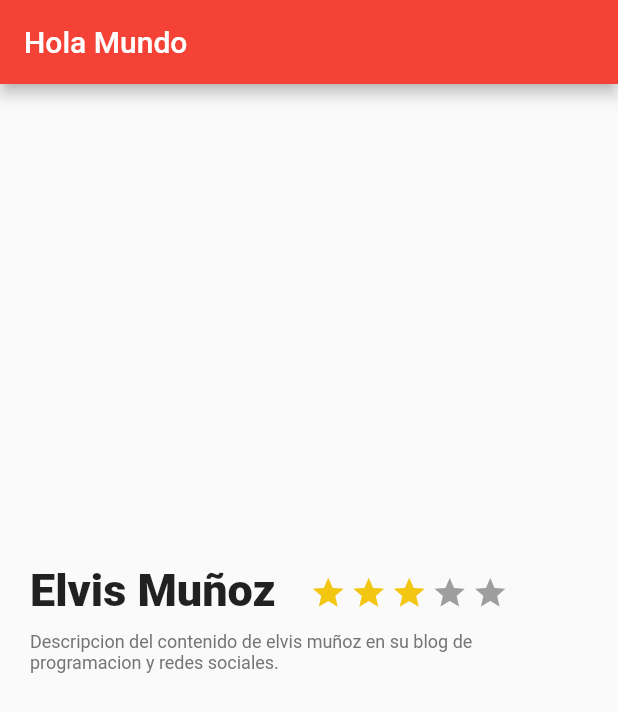
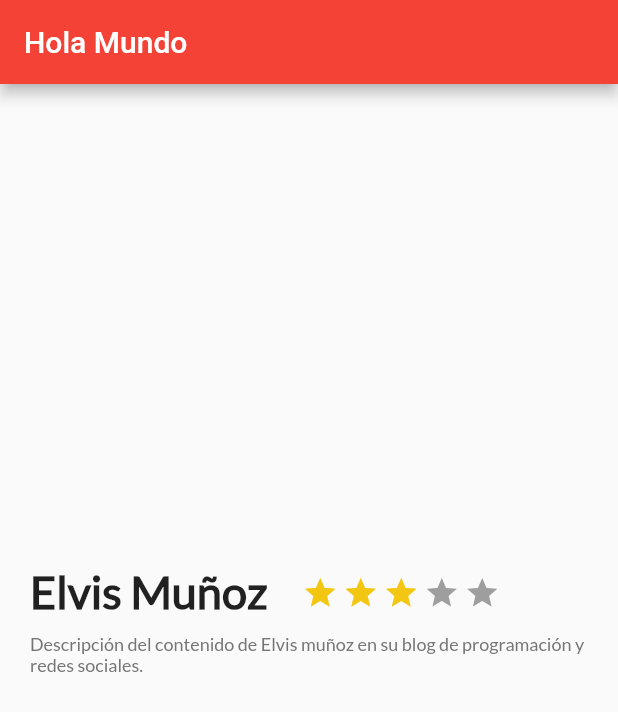
Before and after one commit to ELVISLEONARDO18/platzi_trips_app, a Flutter app: the screen it shows after launch, on a phone screen of 412 x 824 dp. Shown: the top 712 px of the screen. Run offline on Flutter 3.47's test engine with Material 2 defaults, Android fonts, the phone set to English and light mode, and no system bars.

Commit message:
agremamos fuente lato de google fonts

```diff
--- a/lib/description_place.dart
+++ b/lib/description_place.dart
@@ -13,7 +13,10 @@ class DescriptionPlaces extends StatelessWidget {
       margin: EdgeInsets.only(top: 320.0, left: 20.0, right: 20.0),
       child: Text(
         this.titleName,
-        style: TextStyle(fontSize: 30.0, fontWeight: FontWeight.w900),
+        style: TextStyle(
+            fontSize: 30.0,
+            fontWeight: FontWeight.w900,
+            fontFamily: "LatoRegular"),
         textAlign: TextAlign.left,
       ),
     );
@@ -33,7 +36,8 @@ class DescriptionPlaces extends StatelessWidget {
     final style_text = TextStyle(
         color: Colors.grey.shade600,
         fontSize: 12.0,
-        fontWeight: FontWeight.normal);
+        fontWeight: FontWeight.normal,
+        fontFamily: "LatoRegular");
 
     final description = Container(
         margin: EdgeInsets.only(top: 10.0, left: 20.0, right: 20.0),
--- a/lib/main.dart
+++ b/lib/main.dart
@@ -19,7 +19,7 @@ class MyApp extends StatelessWidget {
             title: Text('Hola Mundo'),
           ),
           body: DescriptionPlaces('Elvis Muñoz', 3,
-              'Descripcion del contenido de elvis muñoz en su blog de programacion y redes sociales.')),
+              'Descripción del contenido de Elvis muñoz en su blog de programación y redes sociales.')),
     );
   }
 }
--- a/pubspec.yaml
+++ b/pubspec.yaml
@@ -74,3 +74,7 @@ flutter:
   #
   # For details regarding fonts from package dependencies,
   # see https://flutter.dev/custom-fonts/#from-packages
+  fonts:
+    - family: LatoRegular
+      fonts:
+        - asset: fonts/Lato-Regular.ttf
```
Also changed, not shown: fonts/Lato-Regular.ttf (added).
